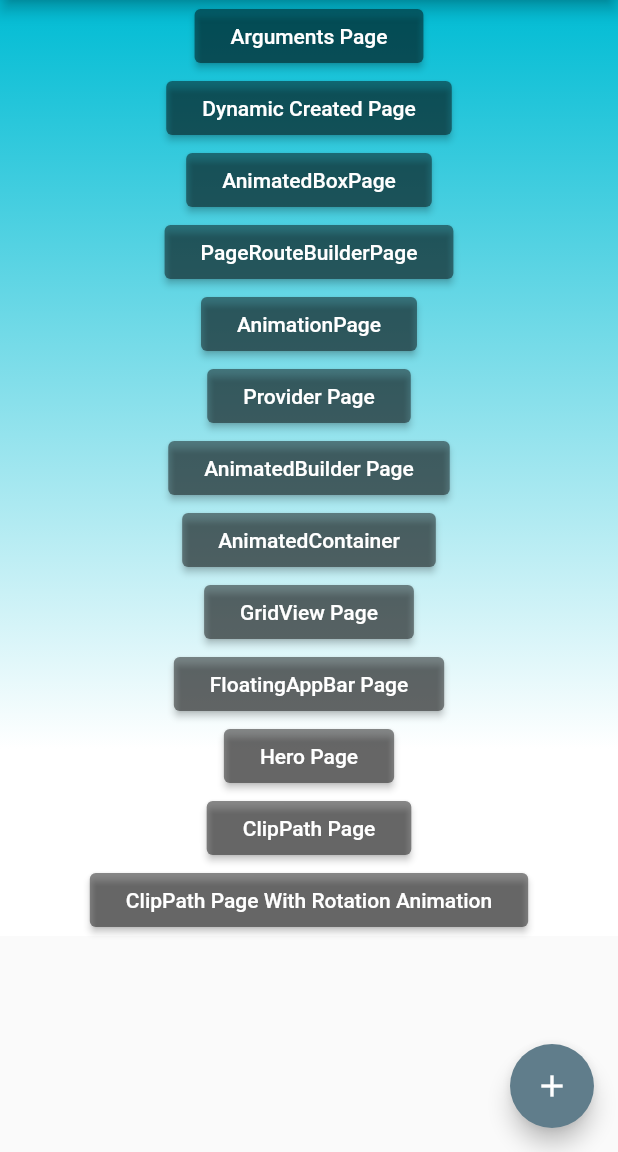
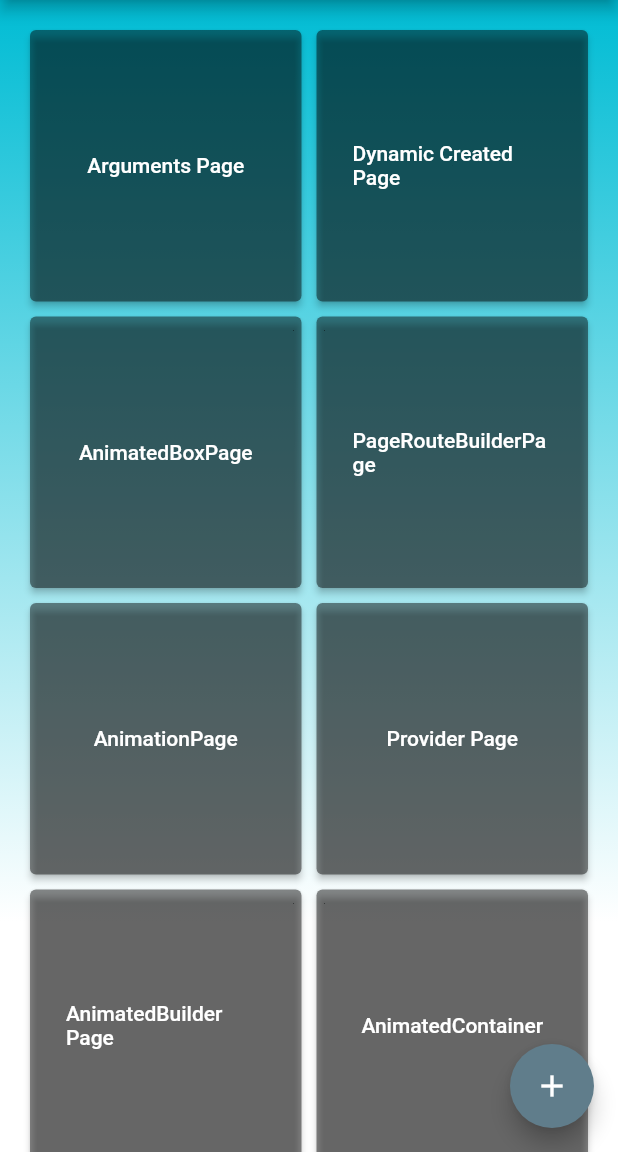
Before and after one commit to aykuttasil/flutter_playground, a Flutter app: the screen it shows after launch, on a phone screen of 412 x 824 dp, the part 84-1236 px from its top. Run offline on Flutter 3.47's test engine with Material 2 defaults, Android fonts, the phone set to English and light mode, and no system bars; our stand-ins replace dio; missing offline and left inert: alice.

Commit message:
minor changes

```diff
--- a/lib/common/AppTheme.dart
+++ b/lib/common/AppTheme.dart
@@ -81,7 +81,7 @@ class AppTheme {
 
   static ThemeData myDarkAppTheme = ThemeData(
     textTheme: textTheme,
-    primarySwatch: Colors.blueGrey,
+    primarySwatch: Colors.black,
     buttonTheme: ButtonThemeData(
       buttonColor: Colors.black45,
       textTheme: ButtonTextTheme.primary,
--- a/lib/main.dart
+++ b/lib/main.dart
@@ -14,9 +14,6 @@ void main() {
         ChangeNotifierProvider(
           builder: (context) => AppState(),
         ),
-        Provider<bool>(
-          builder: (context) => true,
-        )
         //Provider(builder: (context) => SomeOtherClass()),
       ],
       child: MyApp(),
@@ -27,11 +24,12 @@ void main() {
 class MyApp extends StatelessWidget {
   @override
   Widget build(BuildContext context) {
-    bool isDarkTheme = Provider.of<bool>(context);
+    AppState appState = Provider.of<AppState>(context);
 
     return MaterialApp(
       title: 'Flutter Demos',
-      theme: isDarkTheme ? AppTheme.myDarkAppTheme : AppTheme.myAppTheme,
+      theme:
+          appState.isDarkTheme ? AppTheme.myDarkAppTheme : AppTheme.myAppTheme,
       initialRoute: '/',
       routes: {
         '/': (context) => MyHomePage(title: 'Flutter Demos'),
--- a/lib/models/AppState.dart
+++ b/lib/models/AppState.dart
@@ -1,6 +1,7 @@
 import 'package:flutter/foundation.dart';
 
 class AppState with ChangeNotifier {
+  bool _isDarkTheme = false;
   String _username;
 
   void changeUserName(String username) {
@@ -8,5 +9,12 @@ class AppState with ChangeNotifier {
     notifyListeners();
   }
 
+  void changeAppTheme(bool isDarkTheme) {
+    _isDarkTheme = isDarkTheme;
+    notifyListeners();
+  }
+
   String get username => _username;
+
+  bool get isDarkTheme => _isDarkTheme;
 }
--- a/lib/pages/HomePage.dart
+++ b/lib/pages/HomePage.dart
@@ -1,6 +1,7 @@
 import 'package:dio/dio.dart';
 import 'package:flutter/material.dart';
 import 'package:flutter_playground/data/AppDio.dart';
+import 'package:flutter_playground/models/AppState.dart';
 import 'package:flutter_playground/pages/AnimatedBoxPage.dart';
 import 'package:flutter_playground/pages/AnimatedBuilderPage.dart';
 import 'package:flutter_playground/pages/AnimatedContainerPage.dart';
@@ -13,6 +14,7 @@ import 'package:flutter_playground/pages/NavigateWithArgumentsPage.dart';
 import 'package:flutter_playground/pages/PageRouteBuilder.dart';
 import 'package:flutter_playground/pages/ProviderPage.dart';
 import 'package:flutter_playground/routes/RotationRoute.dart';
+import 'package:provider/provider.dart';
 
 class MyHomePage extends StatefulWidget {
   MyHomePage({Key key, this.title}) : super(key: key);
@@ -25,6 +27,8 @@ class MyHomePage extends StatefulWidget {
 class _MyHomePageState extends State<MyHomePage> {
   @override
   Widget build(BuildContext context) {
+    AppState appState = Provider.of<AppState>(context);
+
     return Scaffold(
       appBar: AppBar(
         title: Text(widget.title),
@@ -42,9 +46,12 @@ class _MyHomePageState extends State<MyHomePage> {
               ],
             ),
           ),
-        child: SingleChildScrollView(
-          child: Column(
-            mainAxisAlignment: MainAxisAlignment.center,
+          child: GridView.count(
+            primary: false,
+            padding: const EdgeInsets.all(20),
+            crossAxisSpacing: 10,
+            mainAxisSpacing: 10,
+            crossAxisCount: 2,
             children: <Widget>[
               RaisedButton(
                 child: Text("Arguments Page"),
@@ -156,12 +163,11 @@ class _MyHomePageState extends State<MyHomePage> {
                 },
               ),
             ],
-          ),
-        ),
-      ),
+          )),
       floatingActionButton: FloatingActionButton(
         onPressed: () {
-          getHttp();
+          appState.changeAppTheme(!appState.isDarkTheme);
+          // getHttp();
           // Navigator.pushNamed(context, AboutPage.routeName);
         },
         tooltip: 'Increment',
```
Lines whose indentation alone changed are shown as unchanged.
